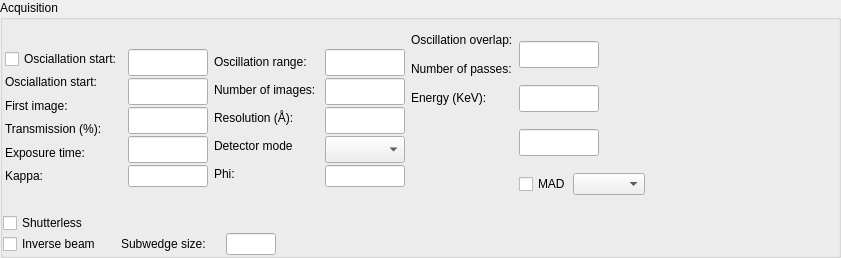
Old version of the form Bricks/widgets/ui_files/Qt4_acquisition_widget_horizontal_layout.ui in the repository mxcube/mxcubeqt.
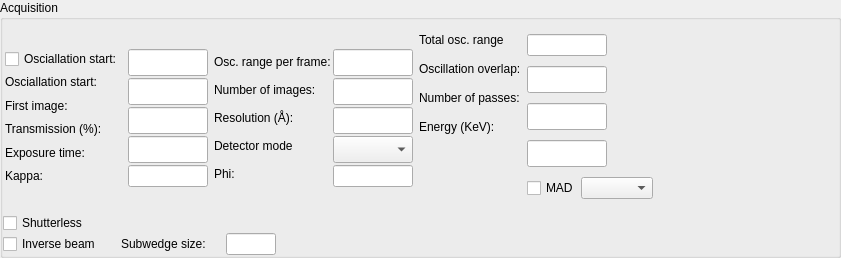
New version of the form.

```diff
--- a/Bricks/widgets/ui_files/Qt4_acquisition_widget_horizontal_layout.ui
+++ b/Bricks/widgets/ui_files/Qt4_acquisition_widget_horizontal_layout.ui
@@ -223,7 +223,7 @@
               <item>
                <widget class="QLabel" name="osc_range_label">
                 <property name="text">
-                 <string>Oscillation range:</string>
+                 <string>Osc. range per frame:</string>
                 </property>
                 <property name="wordWrap">
                  <bool>false</bool>
@@ -375,6 +375,19 @@
               <property name="spacing">
                <number>2</number>
               </property>
+              <item>
+               <widget class="QLabel" name="osc_total_range_label">
+                <property name="minimumSize">
+                 <size>
+                  <width>0</width>
+                  <height>27</height>
+                 </size>
+                </property>
+                <property name="text">
+                 <string>Total osc. range</string>
+                </property>
+               </widget>
+              </item>
               <item>
                <widget class="QLabel" name="overlap_label">
                 <property name="minimumSize">
@@ -464,6 +477,16 @@
               <property name="spacing">
                <number>2</number>
               </property>
+              <item>
+               <widget class="QLineEdit" name="osc_total_range_ledit">
+                <property name="maximumSize">
+                 <size>
+                  <width>80</width>
+                  <height>16777215</height>
+                 </size>
+                </property>
+               </widget>
+              </item>
               <item>
                <widget class="QLineEdit" name="overlap_ledit">
                 <property name="minimumSize">
```
